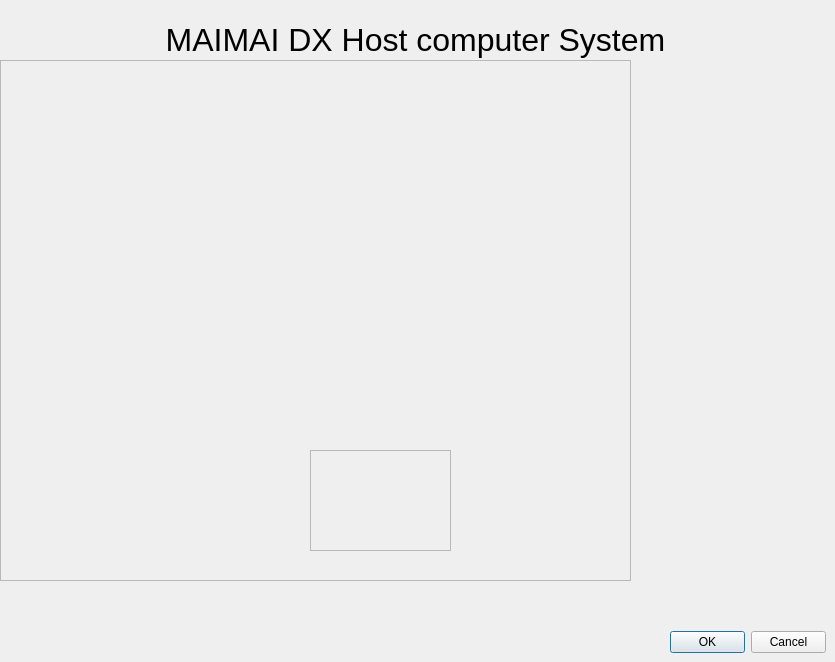
The window that Project/interface/maiconfig.ui (Rinsutoringu/mai_setting_by_pyside6) describes before a commit, drawn with Qt 5.
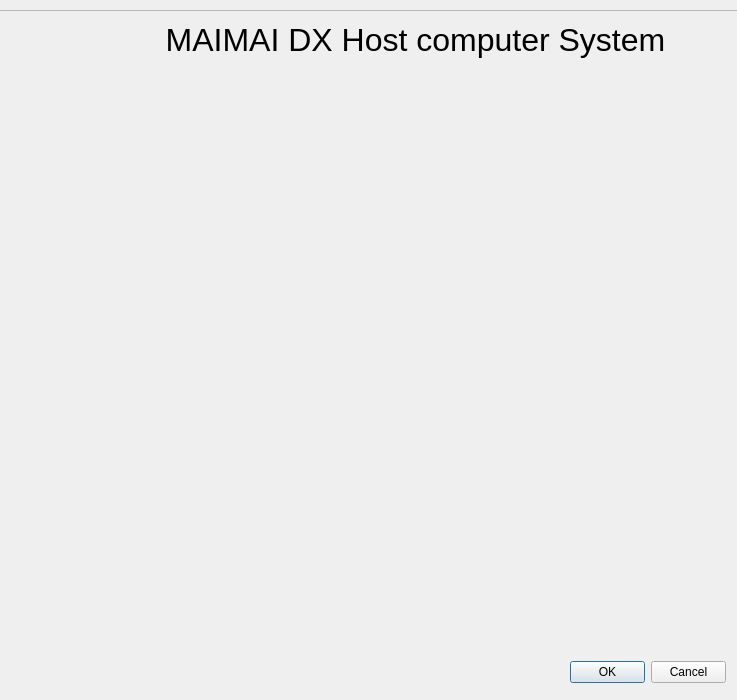
The same window after the commit. Icons and pictures are not drawn.

Commit message: design mai config window and ceate admin button ,fix admin mode, fix usb bug, now program can read device on user usb port, instead read in reg files.

Patch:
```diff
--- a/Project/interface/maiconfig.ui
+++ b/Project/interface/maiconfig.ui
@@ -6,8 +6,8 @@
    <rect>
     <x>0</x>
     <y>0</y>
-    <width>835</width>
-    <height>662</height>
+    <width>737</width>
+    <height>700</height>
    </rect>
   </property>
   <property name="windowTitle">
@@ -16,8 +16,8 @@
   <widget class="QDialogButtonBox" name="dialog_button">
    <property name="geometry">
     <rect>
-     <x>670</x>
-     <y>630</y>
+     <x>570</x>
+     <y>660</y>
      <width>156</width>
      <height>24</height>
     </rect>
@@ -45,10 +45,10 @@
   <widget class="QFrame" name="frame_2">
    <property name="geometry">
     <rect>
-     <x>0</x>
-     <y>60</y>
-     <width>631</width>
-     <height>521</height>
+     <x>-10</x>
+     <y>10</y>
+     <width>751</width>
+     <height>711</height>
     </rect>
    </property>
    <property name="styleSheet">
@@ -60,25 +60,6 @@
    <property name="frameShadow">
     <enum>QFrame::Shadow::Raised</enum>
    </property>
-   <widget class="QFrame" name="frame">
-    <property name="geometry">
-     <rect>
-      <x>310</x>
-      <y>390</y>
-      <width>141</width>
-      <height>101</height>
-     </rect>
-    </property>
-    <property name="styleSheet">
-     <string notr="true">border-image: url(:/icon/A1area);</string>
-    </property>
-    <property name="frameShape">
-     <enum>QFrame::Shape::StyledPanel</enum>
-    </property>
-    <property name="frameShadow">
-     <enum>QFrame::Shadow::Raised</enum>
-    </property>
-   </widget>
   </widget>
  </widget>
  <resources>
```
Left out of the diff: 2 changed lines with no effect on the pictures. The commit also changes 5 other files.
